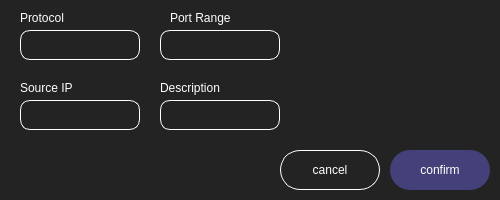
Before: the Qt Designer form components/page2/sub/NetworkPopup.ui in TF-LAVENDER/Lavender, drawn with Qt 5.
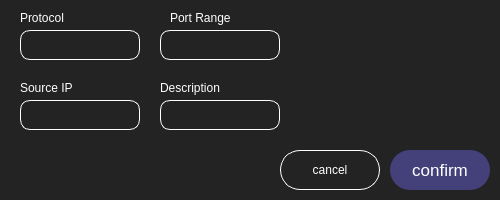
After: the same form once the commit is applied.

Commit message: style : changed css

```diff
--- a/components/page2/sub/NetworkPopup.ui
+++ b/components/page2/sub/NetworkPopup.ui
@@ -78,6 +78,12 @@
      <height>40</height>
     </rect>
    </property>
+   <property name="font">
+    <font>
+     <pointsize>13</pointsize>
+     <fontweight>DemiBold</fontweight>
+    </font>
+   </property>
    <property name="styleSheet">
     <string notr="true">margin: 0;
 border-radius: 20px;
```
Left out of the diff: 5 changed lines with no effect on the pictures. The commit also changes 1 other file.
